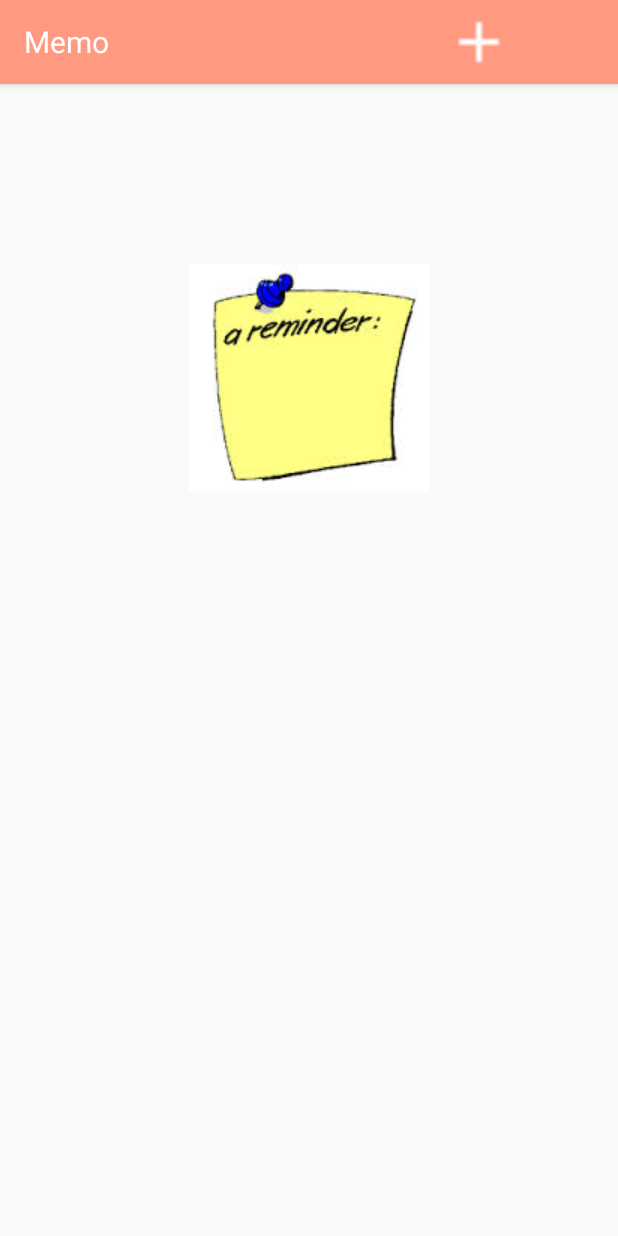
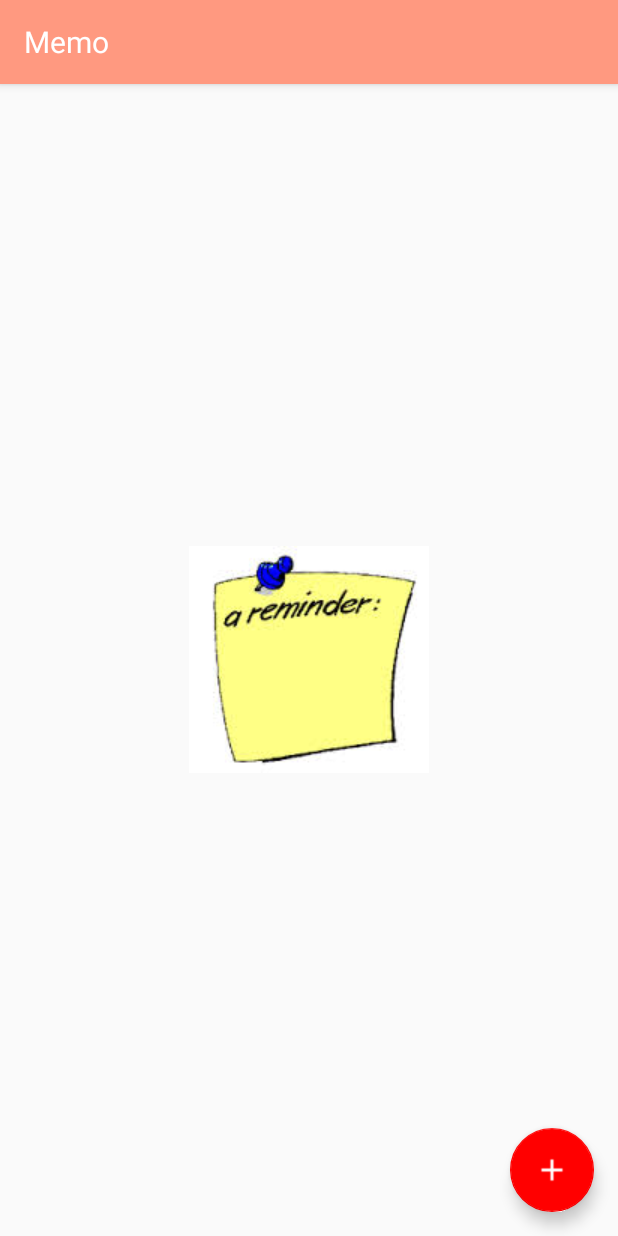
Before and after one commit to divyaRastogi29/LearningAndroid, an Android app: the screen it shows after launch (MainActivity), on a phone screen of 412 x 824 dp. Run offline under Robolectric (Android 15) with nearby library versions, the phone set to English and light mode, and no system bars.

Commit message:
Note app with items showing only title

```diff
--- a/NoteApp/app/src/main/java/com/example/divya/noteapp/MainActivity.java
+++ b/NoteApp/app/src/main/java/com/example/divya/noteapp/MainActivity.java
@@ -1,6 +1,7 @@
 package com.example.divya.noteapp;
 
 import android.media.Image;
+import android.support.design.widget.FloatingActionButton;
 import android.support.v4.app.FragmentManager;
 import android.support.v7.app.AppCompatActivity;
 import android.os.Bundle;
@@ -9,9 +10,8 @@ import android.view.View;
 import android.widget.ImageButton;
 import android.widget.ImageView;
 
-public class MainActivity extends AppCompatActivity implements View.OnClickListener{
+public class MainActivity extends AppCompatActivity{
     private Toolbar toolbar;
-    private ImageView createButton;
     private FragmentManager fragmentManager;
 
     @Override
@@ -21,7 +21,6 @@ public class MainActivity extends AppCompatActivity implements View.OnClickListe
         initViews();
         setSupportActionBar(toolbar);
         getSupportActionBar().setDisplayShowTitleEnabled(false);
-        createButton.setOnClickListener(this);
         RecyclerFragment fragment = new RecyclerFragment();
         fragmentManager.beginTransaction()
                 .replace(R.id.fragment_container, fragment)
@@ -30,17 +29,6 @@ public class MainActivity extends AppCompatActivity implements View.OnClickListe
 
     private void initViews() {
         toolbar = (Toolbar)findViewById(R.id.toolBar);
-        createButton = (ImageView)findViewById(R.id.createButton);
         fragmentManager = getSupportFragmentManager();
     }
-
-    @Override
-    public void onClick(View v) {
-        ReminderFragment fragment = new ReminderFragment();
-        fragmentManager.beginTransaction()
-                .replace(R.id.fragment_container, fragment)
-                .commit();
-    }
-
-
 }
--- a/NoteApp/app/src/main/java/com/example/divya/noteapp/NoReminderFragment.java
+++ b/NoteApp/app/src/main/java/com/example/divya/noteapp/NoReminderFragment.java
@@ -1,7 +1,9 @@
 package com.example.divya.noteapp;
 
+import android.content.res.ColorStateList;
 import android.os.Bundle;
 import android.support.annotation.Nullable;
+import android.support.design.widget.FloatingActionButton;
 import android.support.v4.app.Fragment;
 import android.view.LayoutInflater;
 import android.view.View;
@@ -11,10 +13,22 @@ import android.view.ViewGroup;
  * Created by divya on 6/7/16.
  */
 public class NoReminderFragment extends Fragment{
+    private FloatingActionButton createButton;
     @Nullable
     @Override
     public View onCreateView(LayoutInflater inflater, @Nullable ViewGroup container, @Nullable Bundle savedInstanceState) {
         View view = inflater.inflate(R.layout.no_reminder_layout,container,false);
+        createButton = (FloatingActionButton)view.findViewById(R.id.createButton);
+        createButton.setBackgroundTintList(ColorStateList.valueOf(getResources().getColor(R.color.colorAccent)));
+        createButton.setOnClickListener(new View.OnClickListener() {
+            @Override
+            public void onClick(View v) {
+                ReminderFragment fragment = new ReminderFragment();
+                getActivity().getSupportFragmentManager().beginTransaction()
+                        .replace(R.id.fragment_container, fragment)
+                        .commit();
+            }
+        });
         return view;
     }
 }
--- a/NoteApp/app/src/main/java/com/example/divya/noteapp/NoteRecyclerAdapter.java
+++ b/NoteApp/app/src/main/java/com/example/divya/noteapp/NoteRecyclerAdapter.java
@@ -50,7 +50,6 @@ public class NoteRecyclerAdapter extends RecyclerView.Adapter<NoteRecyclerAdapte
     public void onBindViewHolder(MyViewHolder holder, final int position) {
         final Note note = notesList.get(position);
         String newTitleSubString;
-        holder.reminderText.setText(note.getReminder());
         int initial = note.getTitle().charAt(0);
         if((initial>=97)&&(initial<=122))
             initial = initial-32;
@@ -93,13 +92,12 @@ public class NoteRecyclerAdapter extends RecyclerView.Adapter<NoteRecyclerAdapte
         return notesList.size();
     }
     public class MyViewHolder extends RecyclerView.ViewHolder{
-        public TextView  titleText, reminderText;
+        public TextView  titleText;
         public TextView imgCircle;
 
         public MyViewHolder(View itemView) {
             super(itemView);
             titleText = (TextView)itemView.findViewById(R.id.titleText);
-            reminderText = (TextView)itemView.findViewById(R.id.reminderText);
             imgCircle = (TextView)itemView.findViewById(R.id.imgCircle);
         }
 
--- a/NoteApp/app/src/main/java/com/example/divya/noteapp/RecyclerFragment.java
+++ b/NoteApp/app/src/main/java/com/example/divya/noteapp/RecyclerFragment.java
@@ -1,9 +1,11 @@
 package com.example.divya.noteapp;
 
 import android.content.Context;
+import android.content.res.ColorStateList;
 import android.os.AsyncTask;
 import android.os.Bundle;
 import android.support.annotation.Nullable;
+import android.support.design.widget.FloatingActionButton;
 import android.support.design.widget.Snackbar;
 import android.support.v4.app.Fragment;
 import android.support.v4.app.FragmentManager;
@@ -28,6 +30,7 @@ public class RecyclerFragment extends Fragment {
     private RecyclerView recyclerView;
     private ReminderDataSource reminderDataSource;
     private NoteRecyclerAdapter adapter;
+    private FloatingActionButton createButton;
 
     @Override
     public void onAttach(Context context) {
@@ -41,6 +44,16 @@ public class RecyclerFragment extends Fragment {
     public View onCreateView(LayoutInflater inflater, @Nullable ViewGroup container, @Nullable Bundle savedInstanceState) {
         View view = inflater.inflate(R.layout.recycler_fragment_layout, container, false);
         initViews(view);
+        createButton.setBackgroundTintList(ColorStateList.valueOf(getResources().getColor(R.color.colorAccent)));
+        createButton.setOnClickListener(new View.OnClickListener() {
+            @Override
+            public void onClick(View v) {
+                ReminderFragment fragment = new ReminderFragment();
+                getActivity().getSupportFragmentManager().beginTransaction()
+                        .replace(R.id.fragment_container, fragment)
+                        .commit();
+            }
+        });
         bindViews();
         return view;
     }
@@ -86,12 +99,14 @@ public class RecyclerFragment extends Fragment {
         recyclerView = (RecyclerView) view.findViewById(R.id.recyclerViewId);
         notesList = new ArrayList<>();
         notesToDelete = new ArrayList<>();
+        createButton = (FloatingActionButton)view.findViewById(R.id.createButton);
     }
 
     @Override
     public void onPause() {
         super.onPause();
         adapter.removeNotes(notesToDelete);
+        notesToDelete = new ArrayList<>();
     }
 
     @Override
--- a/NoteApp/app/src/main/res/drawable/circle.xml
+++ b/NoteApp/app/src/main/res/drawable/circle.xml
@@ -1,7 +1,7 @@
 <?xml version="1.0" encoding="utf-8"?>
 <shape xmlns:android="http://schemas.android.com/apk/res/android"
     android:innerRadius="0dp"
-    android:thickness="20dp"
+    android:thickness="25dp"
     android:shape="ring"
     android:useLevel="false">
     <solid
--- a/NoteApp/app/src/main/res/layout/no_reminder_layout.xml
+++ b/NoteApp/app/src/main/res/layout/no_reminder_layout.xml
@@ -1,6 +1,7 @@
 <?xml version="1.0" encoding="utf-8"?>
-<LinearLayout xmlns:android="http://schemas.android.com/apk/res/android"
+<android.support.design.widget.CoordinatorLayout xmlns:android="http://schemas.android.com/apk/res/android"
     android:orientation="vertical" android:layout_width="match_parent"
+    xmlns:app="http://schemas.android.com/apk/res-auto"
     android:layout_height="match_parent">
     <ImageView
         android:layout_width="wrap_content"
@@ -8,5 +9,13 @@
         android:src="@drawable/reminder"
         android:layout_gravity="center"
         android:layout_margin="120dp"/>
+    <android.support.design.widget.FloatingActionButton
+        android:id="@+id/createButton"
+        android:src="@drawable/plus"
+        app:fabSize="normal"
+        android:layout_width="wrap_content"
+        android:layout_height="wrap_content"
+        android:layout_gravity="end|bottom"
+        android:layout_margin="16dp" />
 
-</LinearLayout>
+</android.support.design.widget.CoordinatorLayout>
--- a/NoteApp/app/src/main/res/layout/tool_bar.xml
+++ b/NoteApp/app/src/main/res/layout/tool_bar.xml
@@ -12,12 +12,4 @@
         android:text="Memo"
         android:textSize="20dp"/>
 
-   <ImageView
-       android:id="@+id/createButton"
-       android:layout_width="45dp"
-       android:layout_height="45dp"
-       android:src="@drawable/plus"
-       android:layout_marginLeft="240dp"
-       />
-
 </android.support.v7.widget.Toolbar>
--- a/NoteApp/app/src/main/res/values/colors.xml
+++ b/NoteApp/app/src/main/res/values/colors.xml
@@ -2,7 +2,7 @@
 <resources>
     <color name="colorPrimary">#ff9980</color>
     <color name="colorPrimaryDark">#ff9980</color>
-    <color name="colorAccent">#FF4081</color>
+    <color name="colorAccent">#FF0000</color>
     <color name="white">#FFFFFF</color>
     <color name="grey">#d3d3d3</color>
 </resources>
```
Also changed, not shown: NoteApp/app/src/main/res/layout/activity_main.xml (+6 -8 lines), NoteApp/app/src/main/res/layout/item_layout.xml (+1 -9 lines), NoteApp/app/src/main/res/layout/recycler_fragment_layout.xml (+12 -3 lines).
